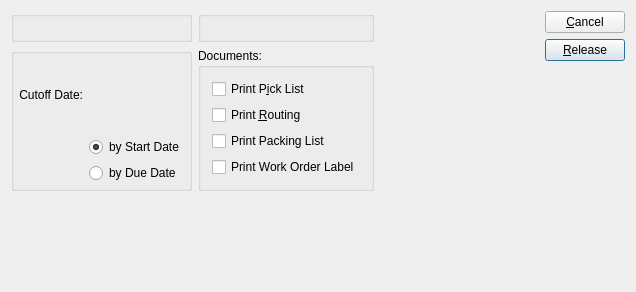
The window that guiclient/releaseWorkOrdersByPlannerCode.ui (knowhow/xtuple) describes before a commit, drawn with Qt 5.
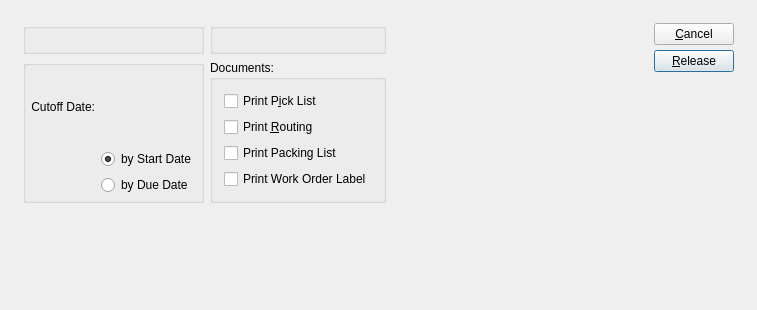
The same window after the commit. Custom widgets are drawn as their Qt base class.

Commit message: release 3.6.1 source tarbal - potreban za updater 2.2.4 od 01/2011

```diff
--- a/guiclient/releaseWorkOrdersByPlannerCode.ui
+++ b/guiclient/releaseWorkOrdersByPlannerCode.ui
@@ -8,26 +8,40 @@
 is available at www.xtuple.com/CPAL.  By using this software, you agree
 to be bound by its terms.</comment>
  <class>releaseWorkOrdersByPlannerCode</class>
- <widget class="QDialog" name="releaseWorkOrdersByPlannerCode">
-  <property name="geometry">
+ <widget class="QDialog" name="releaseWorkOrdersByPlannerCode" >
+  <property name="geometry" >
    <rect>
     <x>0</x>
     <y>0</y>
-    <width>636</width>
-    <height>292</height>
+    <width>757</width>
+    <height>310</height>
    </rect>
   </property>
-  <property name="windowTitle">
+  <property name="minimumSize" >
+   <size>
+    <width>600</width>
+    <height>200</height>
+   </size>
+  </property>
+  <property name="windowTitle" >
    <string>Release Work Orders by Planner Code</string>
   </property>
-  <layout class="QHBoxLayout" name="horizontalLayout">
+  <layout class="QGridLayout" name="gridLayout_3" >
+   <item row="0" column="0" >
+    <layout class="QHBoxLayout" name="horizontalLayout" >
+     <property name="spacing" >
+      <number>12</number>
+     </property>
+     <property name="margin" >
+      <number>12</number>
+     </property>
    <item>
     <layout class="QVBoxLayout" name="verticalLayout">
      <item>
-      <layout class="QGridLayout" name="gridLayout">
-       <item row="0" column="0">
-        <widget class="ParameterGroup" name="_plannerCode">
-         <property name="title">
+        <layout class="QGridLayout" name="gridLayout_2" >
+         <item row="0" column="0" >
+          <widget class="ParameterGroup" name="_plannerCode" >
+           <property name="title" >
           <string/>
          </property>
          <property name="fixedSize">
@@ -35,10 +49,10 @@
          </property>
         </widget>
        </item>
-       <item row="0" column="1">
-        <widget class="WarehouseGroup" name="_warehouse">
-         <property name="sizePolicy">
-          <sizepolicy hsizetype="Preferred" vsizetype="Preferred">
+         <item row="0" column="1" >
+          <widget class="WarehouseGroup" name="_warehouse" >
+           <property name="sizePolicy" >
+            <sizepolicy vsizetype="Preferred" hsizetype="Preferred" >
            <horstretch>0</horstretch>
            <verstretch>0</verstretch>
           </sizepolicy>
@@ -51,9 +65,9 @@
          </property>
         </widget>
        </item>
-       <item row="1" column="0">
-        <widget class="QGroupBox" name="_dateGroup">
-         <property name="title">
+         <item row="1" column="0" >
+          <widget class="QGroupBox" name="_dateGroup" >
+           <property name="title" >
           <string/>
          </property>
          <layout class="QGridLayout">
@@ -77,13 +91,13 @@
             </property>
            </widget>
           </item>
-          <item row="0" column="1">
-           <widget class="DLineEdit" name="_cutoffDate"/>
-          </item>
-          <item row="0" column="0">
-           <widget class="QLabel" name="_cutoffDateLit">
-            <property name="sizePolicy">
-             <sizepolicy hsizetype="Preferred" vsizetype="Preferred">
+            <item row="0" column="1" >
+             <widget class="DLineEdit" name="_cutoffDate" />
+            </item>
+            <item row="0" column="0" >
+             <widget class="QLabel" name="_cutoffDateLit" >
+              <property name="sizePolicy" >
+               <sizepolicy vsizetype="Preferred" hsizetype="Preferred" >
               <horstretch>0</horstretch>
               <verstretch>0</verstretch>
              </sizepolicy>
@@ -121,36 +135,36 @@
          </layout>
         </widget>
        </item>
-       <item row="1" column="1">
-        <widget class="QGroupBox" name="_documentsGroup">
-         <property name="title">
+         <item row="1" column="1" >
+          <widget class="QGroupBox" name="_documentsGroup" >
+           <property name="title" >
           <string>Documents:</string>
          </property>
-         <layout class="QVBoxLayout" name="verticalLayout_3">
-          <item>
-           <widget class="XCheckBox" name="_pickList">
-            <property name="text">
+           <layout class="QGridLayout" name="gridLayout" >
+            <item row="0" column="0" >
+             <widget class="XCheckBox" name="_pickList" >
+              <property name="text" >
              <string>Print P&amp;ick List</string>
             </property>
            </widget>
           </item>
-          <item>
-           <widget class="XCheckBox" name="_routing">
-            <property name="text">
+            <item row="1" column="0" >
+             <widget class="XCheckBox" name="_routing" >
+              <property name="text" >
              <string>Print &amp;Routing</string>
             </property>
            </widget>
           </item>
-          <item>
-           <widget class="XCheckBox" name="_packingList">
-            <property name="text">
+            <item row="2" column="0" >
+             <widget class="XCheckBox" name="_packingList" >
+              <property name="text" >
              <string>Print Packing List</string>
             </property>
            </widget>
           </item>
-          <item>
-           <widget class="XCheckBox" name="_woLabel">
-            <property name="text">
+            <item row="3" column="0" >
+             <widget class="XCheckBox" name="_woLabel" >
+              <property name="text" >
              <string>Print Work Order Label</string>
             </property>
            </widget>
@@ -165,10 +179,10 @@
        <property name="orientation">
         <enum>Qt::Vertical</enum>
        </property>
-       <property name="sizeHint" stdset="0">
+         <property name="sizeHint" stdset="0" >
         <size>
          <width>20</width>
-         <height>13</height>
+           <height>0</height>
         </size>
        </property>
       </spacer>
@@ -189,17 +203,25 @@
     </spacer>
    </item>
    <item>
-    <layout class="QVBoxLayout" name="verticalLayout_2">
+      <layout class="QVBoxLayout" >
+       <property name="spacing" >
+        <number>0</number>
+       </property>
      <item>
-      <widget class="QPushButton" name="_close">
-       <property name="text">
+        <layout class="QVBoxLayout" >
+         <property name="spacing" >
+          <number>5</number>
+         </property>
+         <item>
+          <widget class="QPushButton" name="_close" >
+           <property name="text" >
         <string>&amp;Cancel</string>
        </property>
       </widget>
      </item>
      <item>
-      <widget class="QPushButton" name="_release">
-       <property name="text">
+          <widget class="QPushButton" name="_release" >
+           <property name="text" >
         <string>&amp;Release</string>
        </property>
        <property name="autoDefault">
@@ -209,16 +231,18 @@
         <bool>true</bool>
        </property>
       </widget>
+         </item>
+        </layout>
      </item>
      <item>
       <spacer>
        <property name="orientation">
         <enum>Qt::Vertical</enum>
        </property>
-       <property name="sizeHint" stdset="0">
+         <property name="sizeHint" stdset="0" >
         <size>
-         <width>72</width>
-         <height>0</height>
+           <width>20</width>
+           <height>20</height>
         </size>
        </property>
       </spacer>
@@ -226,8 +250,10 @@
     </layout>
    </item>
   </layout>
+   </item>
+  </layout>
  </widget>
- <layoutdefault spacing="6" margin="11"/>
+ <layoutdefault spacing="6" margin="11" />
  <pixmapfunction>qPixmapFromMimeSource</pixmapfunction>
  <customwidgets>
   <customwidget>
```
Left out of the diff: 65 changed lines with no effect on the pictures. Lines whose indentation alone changed are shown as unchanged. The commit also changes 3055 other files.
